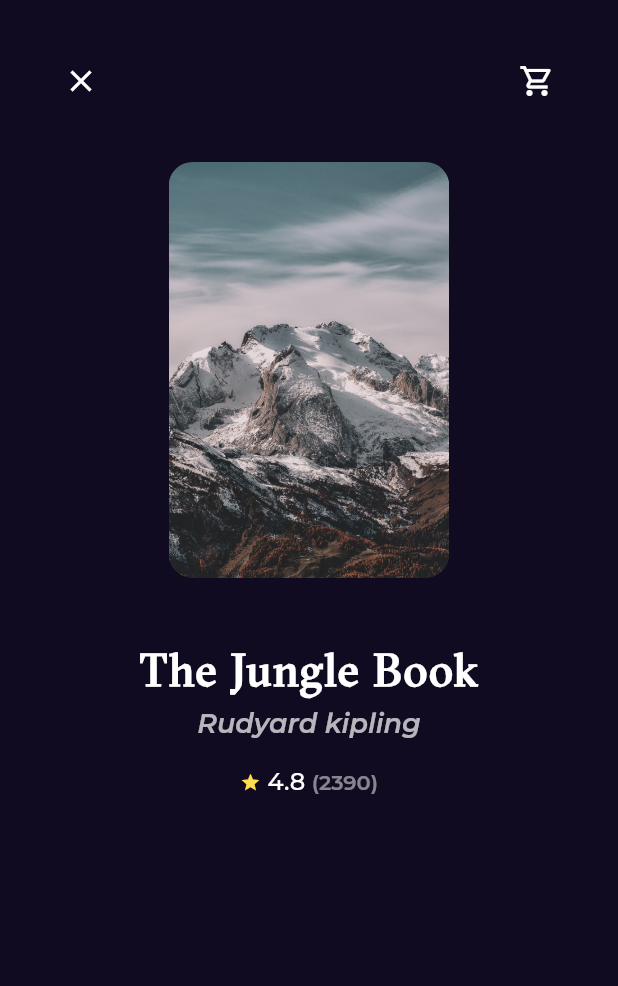
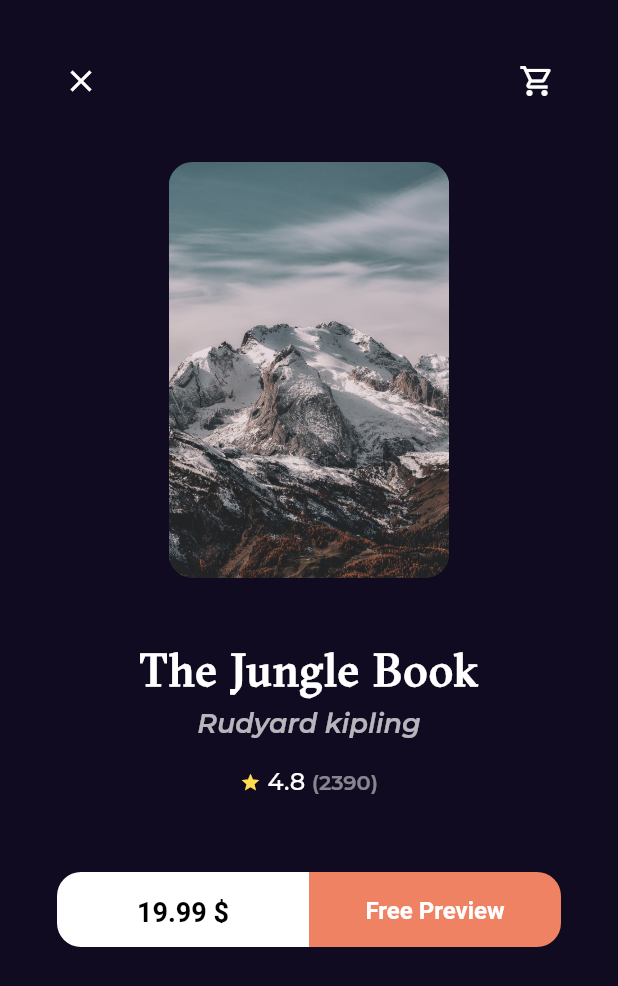
Before and after one commit to mohamedSalah1994/bookly, a Flutter app: the BookDetailsView screen opened by its route, on a phone screen of 412 x 824 dp. Shown: the top 986 px of the screen. Run offline on Flutter 3.47's test engine with Material 2 defaults, Android fonts, the phone set to English and light mode, and no system bars; our stand-ins replace go_router, google_fonts.

Commit message:
create action buttons

```diff
--- a/lib/Features/home/presentation/views/widgets/book_details_view_body.dart
+++ b/lib/Features/home/presentation/views/widgets/book_details_view_body.dart
@@ -1,4 +1,5 @@
 import 'package:bookly/Features/home/presentation/views/widgets/book_rating.dart';
+import 'package:bookly/Features/home/presentation/views/widgets/books_action.dart';
 import 'package:bookly/Features/home/presentation/views/widgets/custom_book_details_app_bar.dart';
 import 'package:bookly/Features/home/presentation/views/widgets/custom_book_item.dart';
 import 'package:bookly/core/utils/styles.dart';
@@ -10,7 +11,10 @@ class BookDetailsViewBody extends StatelessWidget {
   @override
   Widget build(BuildContext context) {
     var width = MediaQuery.of(context).size.width;
-    return Padding(
+    return CustomScrollView(
+      slivers: [
+        SliverToBoxAdapter(
+          child: Padding(
             padding: const EdgeInsets.symmetric(horizontal: 30),
             child: Column(
               crossAxisAlignment: CrossAxisAlignment.center,
@@ -25,7 +29,8 @@ class BookDetailsViewBody extends StatelessWidget {
                 ),
                 Text(
                   'The Jungle Book',
-            style: Styles.textStyle30.copyWith(fontWeight: FontWeight.bold),
+                  style:
+                      Styles.textStyle30.copyWith(fontWeight: FontWeight.bold),
                 ),
                 const SizedBox(
                   height: 6,
@@ -34,7 +39,8 @@ class BookDetailsViewBody extends StatelessWidget {
                     opacity: 0.7,
                     child: Text(
                       'Rudyard kipling',
-            style: Styles.textStyle18.copyWith(fontStyle: FontStyle.italic),
+                      style: Styles.textStyle18
+                          .copyWith(fontStyle: FontStyle.italic),
                     )),
                 const SizedBox(
                   height: 18,
@@ -45,8 +51,15 @@ class BookDetailsViewBody extends StatelessWidget {
                     BookRating(),
                   ],
                 ),
+                const SizedBox(
+                  height: 50,
+                ),
+                const BooksAction()
               ],
             ),
+          ),
+        )
+      ],
     );
   }
 }
--- /dev/null
+++ b/lib/Features/home/presentation/views/widgets/books_action.dart
@@ -0,0 +1,41 @@
+import 'package:flutter/material.dart';
+
+import '../../../../../core/utils/custom_button.dart';
+
+class BooksAction extends StatelessWidget {
+  const BooksAction({super.key});
+  //final Color textColor;
+  @override
+  Widget build(BuildContext context) {
+    return Padding(
+      padding: const EdgeInsets.symmetric(horizontal: 8),
+      child: Row(
+        children: const [
+          Expanded(
+            child: CustomButton(
+              backGroundColor: Colors.white,
+              borderRadius:BorderRadius.only(
+                topLeft: Radius.circular(16),
+                bottomLeft: Radius.circular(16),
+              ),
+              text: '19.99 \$',
+              textColor: Colors.black,
+            ),
+          ),
+              Expanded(
+            child: CustomButton(
+              backGroundColor: Color(0xffEF8262),
+              borderRadius:BorderRadius.only(
+                topRight: Radius.circular(16),
+                bottomRight: Radius.circular(16),
+              ),
+              text: 'Free Preview',
+              fontSize: 16,
+              textColor: Colors.white,
+            ),
+          ),
+        ],
+      ),
+    );
+  }
+}
--- /dev/null
+++ b/lib/core/utils/custom_button.dart
@@ -0,0 +1,38 @@
+import 'package:bookly/core/utils/styles.dart';
+import 'package:flutter/material.dart';
+
+class CustomButton extends StatelessWidget {
+  const CustomButton({
+    super.key,
+    required this.textColor,
+    required this.backGroundColor,
+    this.borderRadius,
+    this.fontSize,
+    required this.text,
+  });
+  final Color textColor;
+  final Color backGroundColor;
+  final BorderRadius? borderRadius;
+  final double? fontSize;
+  final String text;
+  @override
+  Widget build(BuildContext context) {
+    return SizedBox(
+      height: 50,
+      child: TextButton(
+        style: TextButton.styleFrom(
+          backgroundColor: backGroundColor,
+          foregroundColor: textColor,
+          padding: const EdgeInsets.all(16.0),
+          textStyle: Styles.textStyle18
+              .copyWith(fontWeight: FontWeight.w600, fontSize: fontSize),
+          shape: RoundedRectangleBorder(
+            borderRadius: borderRadius ?? BorderRadius.circular(16),
+          ),
+        ),
+        onPressed: () {},
+        child: Text(text),
+      ),
+    );
+  }
+}
```
Also changed, not shown: pubspec.yaml (+4 -14 lines), pubspec.lock. Lines whose indentation alone changed are shown as unchanged.
